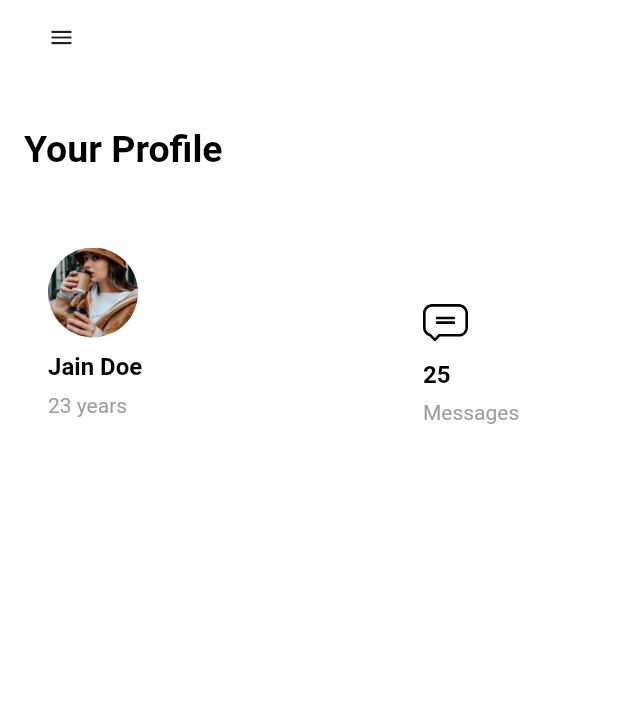
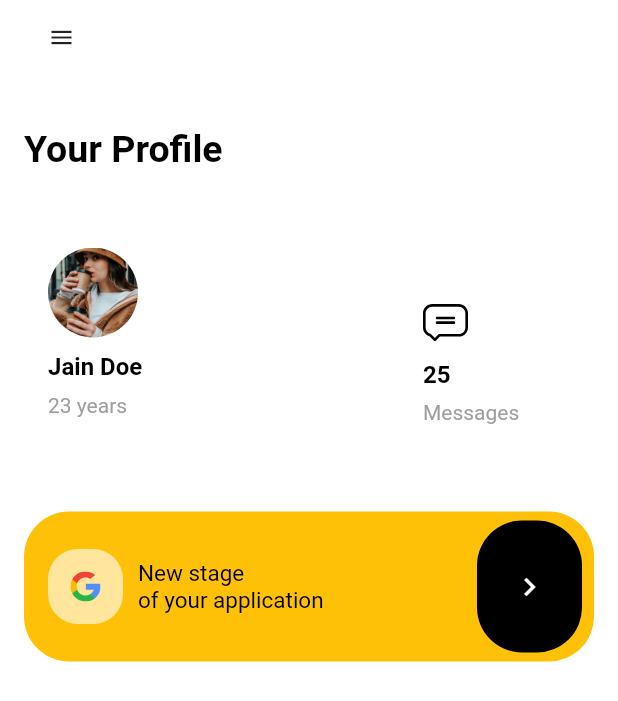
Before and after one commit to Rexsunon/job_search_ui, a Flutter app: the screen it shows after launch, on a phone screen of 412 x 824 dp. Shown: the top 701 px of the screen. Run offline on Flutter 3.47's test engine with Material 2 defaults, Android fonts, the phone set to English and light mode, and no system bars; our stand-ins replace flutter_svg.

Commit message:
Created job application card and added job over model

```diff
--- a/lib/data/demo_data.dart
+++ b/lib/data/demo_data.dart
@@ -2,9 +2,16 @@ import 'package:job_search_ui/models/models.dart';
 
 import '../assets.dart';
 
-final user = User(
-  name: "Jain Doe",
-  dp: Assets.dp,
-  age: 23,
-  messageCount: 25
+final user = User(name: "Jain Doe", dp: Assets.dp, age: 23, messageCount: 25);
+
+final jobOffer = JobOffer(
+  company: "Google Ink",
+  logo: Assets.google,
+  jobPosition: "Product Designer",
+  applicationDate: "20",
+  interviewDate: "13",
+  skillInterviewDate: "14",
+  offerDueDate: "23",
+  startDate: "Aug 28",
+  salary: "\$ 130k",
 );
--- /dev/null
+++ b/lib/models/job_offer.dart
@@ -0,0 +1,25 @@
+import 'models.dart';
+
+class JobOffer {
+  final String company;
+  final String logo;
+  final String jobPosition;
+  final String applicationDate;
+  final String interviewDate;
+  final String skillInterviewDate;
+  final String offerDueDate;
+  final String startDate;
+  final String salary;
+
+  JobOffer({
+    @required this.company,
+    @required this.logo,
+    @required this.jobPosition,
+    @required this.applicationDate,
+    @required this.interviewDate,
+    @required this.skillInterviewDate,
+    @required this.offerDueDate,
+    @required this.startDate,
+    @required this.salary,
+  });
+}
--- a/lib/models/models.dart
+++ b/lib/models/models.dart
@@ -1,3 +1,4 @@
 export 'package:flutter/material.dart';
 
 export 'user.dart';
+export 'job_offer.dart';
--- a/lib/screens/home.dart
+++ b/lib/screens/home.dart
@@ -1,3 +1,5 @@
+import 'package:job_search_ui/utils/utils.dart';
+
 import 'screens.dart';
 
 class Home extends StatefulWidget {
@@ -28,7 +30,11 @@ class _HomeState extends State<Home> {
             ),
             SliverToBoxAdapter(
               child: UserDetailsCards(user: user),
-            )
+            ),
+            SliverPadding(padding: EdgeInsets.symmetric(vertical: 27.0),
+            sliver: SliverToBoxAdapter(
+              child: JobApplicationCard(offer: jobOffer),
+            ),)
           ],
         ),
       ),
--- a/lib/widgets/info_card.dart
+++ b/lib/widgets/info_card.dart
@@ -6,18 +6,26 @@ class InfoCard extends StatelessWidget {
   final double width;
   final double height;
   final Widget child;
+  final Color color;
+  final double radius;
 
-  const InfoCard({Key key, @required this.width, @required this.height, @required this.child}) : super(key: key);
+  const InfoCard({
+    Key key,
+    @required this.width,
+    @required this.height,
+    @required this.child,
+    this.color = Colors.white,
+    this.radius = 30.0
+  }) : super(key: key);
 
   @override
   Widget build(BuildContext context) {
     return Container(
       width: width,
       height: height,
-      padding: EdgeInsets.all(16.0),
       decoration: BoxDecoration(
-        borderRadius: BorderRadius.all(Radius.circular(30.0)),
-        color: Colors.white,
+        borderRadius: BorderRadius.all(Radius.circular(radius)),
+        color: color,
       ),
       child: child,
     );
--- /dev/null
+++ b/lib/widgets/job_application_card.dart
@@ -0,0 +1,59 @@
+import 'widgets.dart';
+
+class JobApplicationCard extends StatelessWidget {
+  final JobOffer offer;
+
+  const JobApplicationCard({Key key, @required this.offer}) : super(key: key);
+
+  @override
+  Widget build(BuildContext context) {
+    final Size screenSize = MediaQuery.of(context).size;
+    return InfoCard(
+      width: screenSize.width,
+      height: 100.0,
+      color: Colors.amber[500],
+      child: Padding(
+        padding: const EdgeInsets.only(right: 8.0, left: 16.0),
+        child: Row(
+          // mainAxisAlignment: MainAxisAlignment.spaceBetween,
+          crossAxisAlignment: CrossAxisAlignment.center,
+          children: [
+            InfoCard(
+              width: 50.0,
+              height: 50.0,
+              radius: 20.0,
+              color: Colors.white.withOpacity(0.6),
+              child: Center(
+                child: SvgPicture.asset(
+                  offer.logo,
+                  width: 20.0,
+                  height: 20.0,
+                ),
+              ),
+            ),
+            SizedBox(width: 10.0),
+            Expanded(
+              child: Text(
+                "New stage \nof your application",
+                style: TextStyle(color: Colors.black, fontSize: 15.0),
+                // textAlign: TextAlign.center,
+              ),
+            ),
+            SizedBox(width: 10.0),
+            InfoCard(
+              width: 70.0,
+              height: 88.0,
+              color: Colors.black,
+              child: Center(
+                child: Icon(
+                  Icons.chevron_right,
+                  color: Colors.white,
+                ),
+              ),
+            )
+          ],
+        ),
+      ),
+    );
+  }
+}
--- a/lib/widgets/js_app_bar.dart
+++ b/lib/widgets/js_app_bar.dart
@@ -4,8 +4,9 @@ class JsAppBar extends StatelessWidget {
   final IconData icon;
   final double width;
   final double height;
+  final Color color;
 
-  const JsAppBar({ Key key, @required this.icon, this.width = 50.0, this.height = 50.0 }) : super(key: key);
+  const JsAppBar({ Key key, @required this.icon, this.width = 50.0, this.height = 50.0, this.color = Colors.white }) : super(key: key);
 
   @override
   Widget build(BuildContext context) {
@@ -20,7 +21,7 @@ class JsAppBar extends StatelessWidget {
               height: height,
               decoration: BoxDecoration(
                 borderRadius: BorderRadius.all(Radius.circular(18.0)),
-                color: Colors.white,
+                color: color,
               ),
               child: Center(
                 child: Icon(icon, size: 18.0),
--- a/lib/widgets/user_details_cards.dart
+++ b/lib/widgets/user_details_cards.dart
@@ -14,6 +14,8 @@ class UserDetailsCards extends StatelessWidget {
         InfoCard(
           width: 215.0,
           height: 165.0,
+          child: Padding(
+            padding: const EdgeInsets.all(16.0),
             child: Column(
               crossAxisAlignment: CrossAxisAlignment.start,
               children: [
@@ -47,10 +49,13 @@ class UserDetailsCards extends StatelessWidget {
               ],
             ),
           ),
+        ),
         // SizedBox(width: 10),
         InfoCard(
           width: 130.0,
           height: 130.0,
+          child: Padding(
+            padding: const EdgeInsets.all(16.0),
             child: Column(
               crossAxisAlignment: CrossAxisAlignment.start,
               children: [
@@ -72,6 +77,7 @@ class UserDetailsCards extends StatelessWidget {
               ],
             ),
           ),
+        ),
       ],
     );
   }
--- a/lib/widgets/widgets.dart
+++ b/lib/widgets/widgets.dart
@@ -6,6 +6,7 @@ export 'js_app_bar.dart';
 export 'main_header_text.dart';
 export 'user_details_cards.dart';
 export 'info_card.dart';
+export 'job_application_card.dart';
 
 export 'package:job_search_ui/models/models.dart';
 
```
Lines whose indentation alone changed are shown as unchanged.
